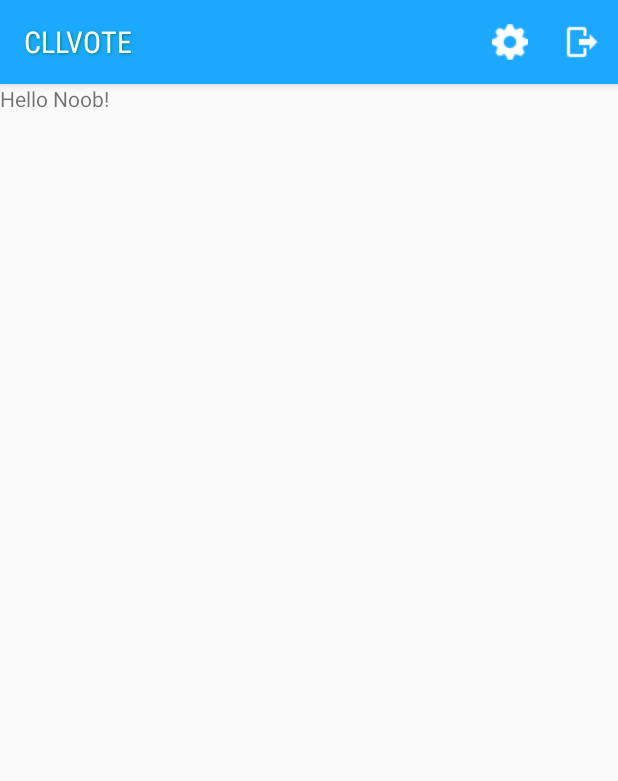
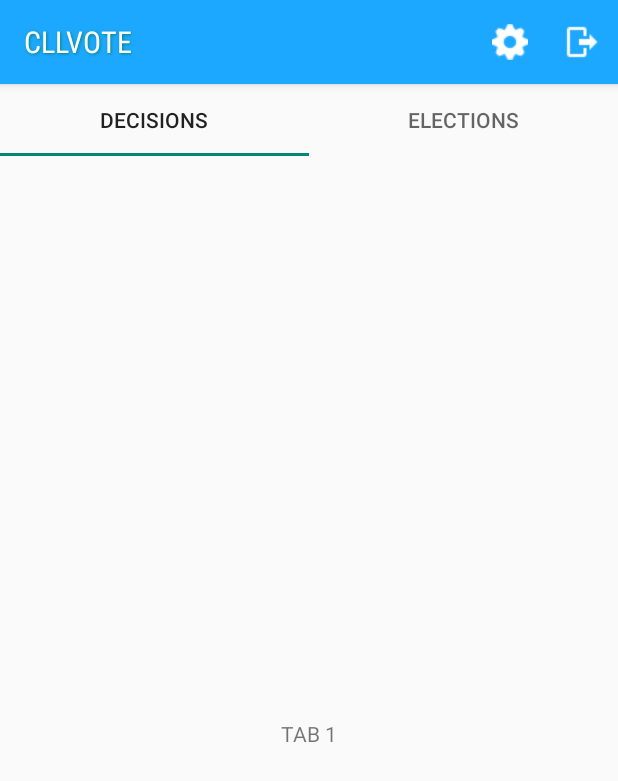
Before and after one commit to cllfst/VoteApp, an Android app: the MainActivity screen opened directly, with no data from a screen before it, on a phone screen of 412 x 824 dp. Shown: the top 781 px of the screen. Run offline under Robolectric (Android 15) with nearby library versions, the phone set to English and light mode, and no system bars.

Commit message:
tabs added!

```diff
--- a/FrontendAndroid/MyApplication/app/src/main/java/com/example/mah/voteapp/MainActivity.java
+++ b/FrontendAndroid/MyApplication/app/src/main/java/com/example/mah/voteapp/MainActivity.java
@@ -1,38 +1,44 @@
 package com.example.mah.voteapp;
 
-import android.app.FragmentManager;
 import android.content.Context;
 import android.content.Intent;
 import android.content.SharedPreferences;
 import android.support.design.widget.TabLayout;
-import android.support.v4.view.PagerAdapter;
 import android.support.v4.view.ViewPager;
 import android.support.v7.app.AppCompatActivity;
 import android.os.Bundle;
-import android.support.v7.widget.SearchView;
 import android.support.v7.widget.Toolbar;
 import android.view.Menu;
 import android.view.MenuItem;
-import android.view.View;
 import android.widget.Button;
 import android.widget.Toast;
 
 public class MainActivity extends AppCompatActivity implements Toolbar.OnMenuItemClickListener{
-private Button logout ;
+
+    private
     SharedPreferences preferences;
     public static final String MyPREFERENCES = "MyPrefs" ;
-    String username = "Mahmoud";
+
+    private SectionsPageAdapter mSectionsPageAdapter;
+
+    private ViewPager mViewPager;
     @Override
     protected void onCreate(Bundle savedInstanceState) {
         super.onCreate(savedInstanceState);
         setContentView(R.layout.activity_main);
         preferences = getSharedPreferences(MyPREFERENCES, Context.MODE_PRIVATE);
-        setTitle("Hello, " + username);
         Toolbar toolbar = (Toolbar) findViewById(R.id.toolbar);
         setSupportActionBar(toolbar);
         toolbar.setOnMenuItemClickListener(this);
 
+        mSectionsPageAdapter = new SectionsPageAdapter(getSupportFragmentManager());
 
+        // Set up the ViewPager with the sections adapter.
+        mViewPager = (ViewPager) findViewById(R.id.container);
+        setupViewPager(mViewPager);
+
+        TabLayout tabLayout = (TabLayout) findViewById(R.id.tabs);
+        tabLayout.setupWithViewPager(mViewPager);
     }
 
 
@@ -61,8 +67,15 @@ private Button logout ;
     }
     @Override
     public boolean onCreateOptionsMenu(Menu menu) {
-        // Inflate the menu; this adds items to the action bar if it is present.
         getMenuInflater().inflate(R.menu.main_menu, menu);
         return true;
     }
+
+    private void setupViewPager(ViewPager viewPager) {
+        SectionsPageAdapter adapter = new SectionsPageAdapter(getSupportFragmentManager());
+        adapter.addFragment(new decisions(), "Decisions");
+        adapter.addFragment(new bureau(), "Elections");
+        viewPager.setAdapter(adapter);
+    }
+
 }
--- /dev/null
+++ b/FrontendAndroid/MyApplication/app/src/main/java/com/example/mah/voteapp/SectionsPageAdapter.java
@@ -0,0 +1,43 @@
+package com.example.mah.voteapp;
+
+import android.support.v4.app.Fragment;
+import android.support.v4.app.FragmentManager;
+import android.support.v4.app.FragmentPagerAdapter;
+
+import java.util.ArrayList;
+import java.util.List;
+
+/**
+ * Created by mahmoud on 04/10/17.
+ */
+
+class SectionsPageAdapter extends FragmentPagerAdapter{
+
+
+    private final List<Fragment> mFragmentList = new ArrayList<>();
+    private final List<String> mFragmentTitleList = new ArrayList<>();
+
+    public void addFragment(Fragment fragment, String title) {
+        mFragmentList.add(fragment);
+        mFragmentTitleList.add(title);
+    }
+
+    public SectionsPageAdapter(FragmentManager fm) {
+        super(fm);
+    }
+
+    @Override
+    public CharSequence getPageTitle(int position) {
+        return mFragmentTitleList.get(position);
+    }
+
+    @Override
+    public Fragment getItem(int position) {
+        return mFragmentList.get(position);
+    }
+
+    @Override
+    public int getCount() {
+        return mFragmentList.size();
+    }
+}
--- /dev/null
+++ b/FrontendAndroid/MyApplication/app/src/main/java/com/example/mah/voteapp/bureau.java
@@ -0,0 +1,21 @@
+package com.example.mah.voteapp;
+
+import android.os.Bundle;
+import android.support.annotation.Nullable;
+import android.support.v4.app.Fragment;
+import android.view.LayoutInflater;
+import android.view.View;
+import android.view.ViewGroup;
+
+/**
+ * Created by mahmoud on 04/10/17.
+ */
+
+public class bureau extends Fragment {
+    @Override
+    public View onCreateView(LayoutInflater inflater, @Nullable ViewGroup container, @Nullable Bundle savedInstanceState) {
+        View view = inflater.inflate(R.layout.bureau,container,false);
+
+        return view;
+    }
+}
--- /dev/null
+++ b/FrontendAndroid/MyApplication/app/src/main/java/com/example/mah/voteapp/decisions.java
@@ -0,0 +1,22 @@
+package com.example.mah.voteapp;
+
+import android.os.Bundle;
+import android.support.annotation.Nullable;
+import android.support.v4.app.Fragment;
+import android.view.LayoutInflater;
+import android.view.View;
+import android.view.ViewGroup;
+
+/**
+ * Created by mahmoud on 04/10/17.
+ */
+
+public class decisions extends Fragment {
+
+    @Override
+    public View onCreateView(LayoutInflater inflater, @Nullable ViewGroup container, @Nullable Bundle savedInstanceState) {
+        View view = inflater.inflate(R.layout.decisions,container,false);
+
+        return view;
+    }
+}
--- a/FrontendAndroid/MyApplication/app/src/main/res/layout/activity_main.xml
+++ b/FrontendAndroid/MyApplication/app/src/main/res/layout/activity_main.xml
@@ -1,3 +1,4 @@
+<?xml version="1.0" encoding="utf-8"?>
 <LinearLayout xmlns:android="http://schemas.android.com/apk/res/android"
     android:layout_width="match_parent"
     android:layout_height="match_parent"
@@ -14,11 +15,17 @@
         app:theme="@style/ThemeOverlay.AppCompat"
 
         />
+    <android.support.design.widget.TabLayout
+        android:id="@+id/tabs"
+        android:layout_width="match_parent"
+        android:layout_height="wrap_content" />
 
 
-    <TextView
-        android:layout_width="wrap_content"
-        android:layout_height="wrap_content"
-        android:text="Hello Noob!"
-        />
+<android.support.v4.view.ViewPager
+android:id="@+id/container"
+android:layout_width="match_parent"
+android:layout_height="match_parent"
+app:layout_behavior="@string/appbar_scrolling_view_behavior" />
+
+
 </LinearLayout>
--- /dev/null
+++ b/FrontendAndroid/MyApplication/app/src/main/res/layout/decisions.xml
@@ -0,0 +1,14 @@
+<?xml version="1.0" encoding="utf-8"?>
+<LinearLayout xmlns:android="http://schemas.android.com/apk/res/android"
+    android:orientation="vertical" android:layout_width="match_parent"
+    android:layout_height="match_parent">
+    <TextView
+        android:id="@+id/tab1"
+        android:layout_width="match_parent"
+        android:layout_height="match_parent"
+        android:text="TAB 1"
+        android:layout_marginTop="50dp"
+        android:gravity="center"
+
+        />
+</LinearLayout>
--- /dev/null
+++ b/FrontendAndroid/MyApplication/app/src/main/res/values-v21/styles.xml
@@ -0,0 +1,11 @@
+<?xml version="1.0" encoding="utf-8"?>
+<resources>
+
+    <style name="AppTheme" parent="Theme.AppCompat.Light.DarkActionBar">
+        <!-- Customize your theme here. -->
+        <item name="colorPrimary">@color/colorPrimary</item>
+        <item name="colorPrimaryDark">@color/colorPrimaryDark</item>
+        <item name="colorAccent">@color/colorAccent</item>
+        <item name="android:statusBarColor">#0d47a1</item>
+    </style>
+</resources>
--- /dev/null
+++ b/FrontendAndroid/MyApplication/app/src/main/res/values-w820dp/dimens.xml
@@ -0,0 +1,6 @@
+<resources>
+    <!-- Example customization of dimensions originally defined in res/values/dimens.xml
+         (such as screen margins) for screens with more than 820dp of available width. This
+         would include 7" and 10" devices in landscape (~960dp and ~1280dp respectively). -->
+    <dimen name="activity_horizontal_margin">64dp</dimen>
+</resources>
--- a/FrontendAndroid/MyApplication/app/src/main/res/values/colors.xml
+++ b/FrontendAndroid/MyApplication/app/src/main/res/values/colors.xml
@@ -1,7 +1,7 @@
 <?xml version="1.0" encoding="utf-8"?>
 <resources>
     <color name="colorPrimary">#1da8ff</color>
-    <color name="colorPrimaryDark">#303F9F</color>
+    <color name="colorPrimaryDark">#0d47a1</color>
     <color name="colorAccent">#FF4081</color>
     <color name="colorControlActivated">#5bc0de</color>
     <color name="colorControlHighlight">#5bc0de</color>
--- a/FrontendAndroid/MyApplication/app/src/main/res/values/strings.xml
+++ b/FrontendAndroid/MyApplication/app/src/main/res/values/strings.xml
@@ -1,3 +1,6 @@
 <resources>
     <string name="app_name">CLLVOTE</string>
+    <string name="title_activity_main2">Main2Activity</string>
+    <string name="action_settings">Settings</string>
+    <string name="section_format">Hello World from section: %1$d</string>
 </resources>
```
Also changed, not shown: FrontendAndroid/MyApplication/app/src/main/AndroidManifest.xml (+4 -3 lines), FrontendAndroid/MyApplication/app/src/main/java/com/example/mah/voteapp/splashScreen.java (+16 -0 lines), FrontendAndroid/MyApplication/app/src/main/res/layout/bureau.xml (added, +13 -0 lines), FrontendAndroid/MyApplication/app/src/main/res/menu/menu_main2.xml (added, +10 -0 lines), FrontendAndroid/MyApplication/app/src/main/res/values/dimens.xml (added, +7 -0 lines), FrontendAndroid/MyApplication/app/src/main/res/values/styles.xml (+12 -0 lines), FrontendAndroid/MyApplication/app/build.gradle (line endings or trailing spaces).
